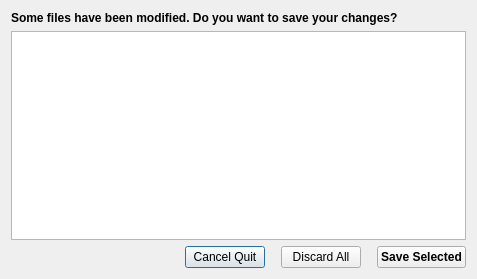
Before: the Qt Designer form saveonclosedialog.ui in engor/Jentos.Code, drawn with Qt 5.
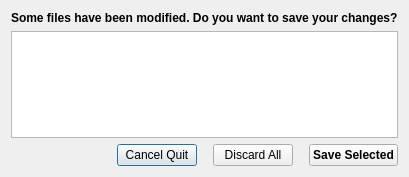
After: the same form once the commit is applied.

What changed in the file:
```diff
--- a/saveonclosedialog.ui
+++ b/saveonclosedialog.ui
@@ -6,8 +6,8 @@
    <rect>
     <x>0</x>
     <y>0</y>
-    <width>477</width>
-    <height>279</height>
+    <width>408</width>
+    <height>177</height>
    </rect>
   </property>
   <property name="windowTitle">
@@ -34,8 +34,6 @@
     </widget>
    </item>
    <item>
-    <layout class="QVBoxLayout" name="verticalLayout_3">
-     <item>
       <widget class="QListWidget" name="listWidget"/>
      </item>
      <item>
@@ -118,8 +116,6 @@
       </layout>
      </item>
     </layout>
-   </item>
-  </layout>
  </widget>
  <tabstops>
   <tabstop>listWidget</tabstop>
```
Left out of the diff: 1 changed line with no effect on the pictures. Lines whose indentation alone changed are shown as unchanged.
